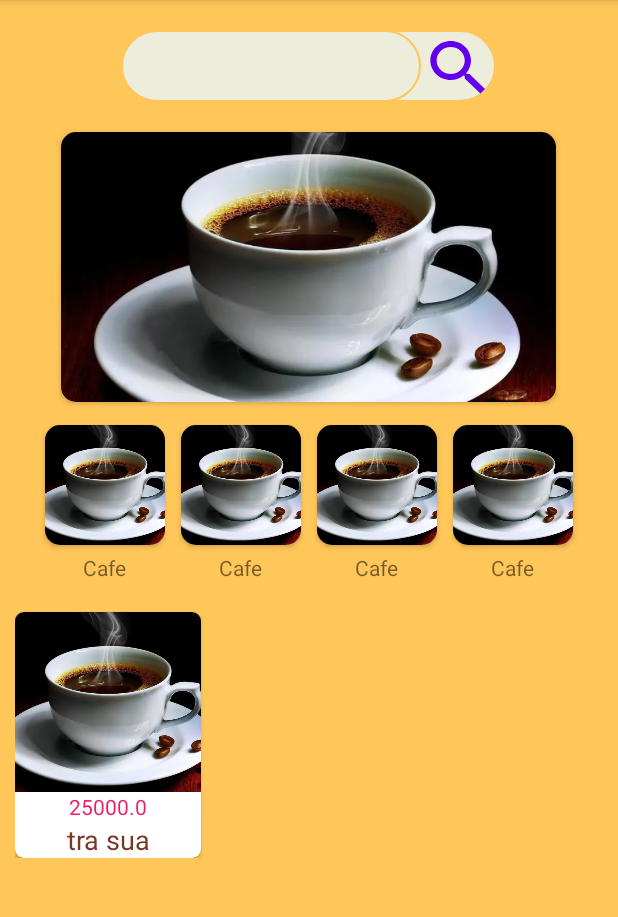
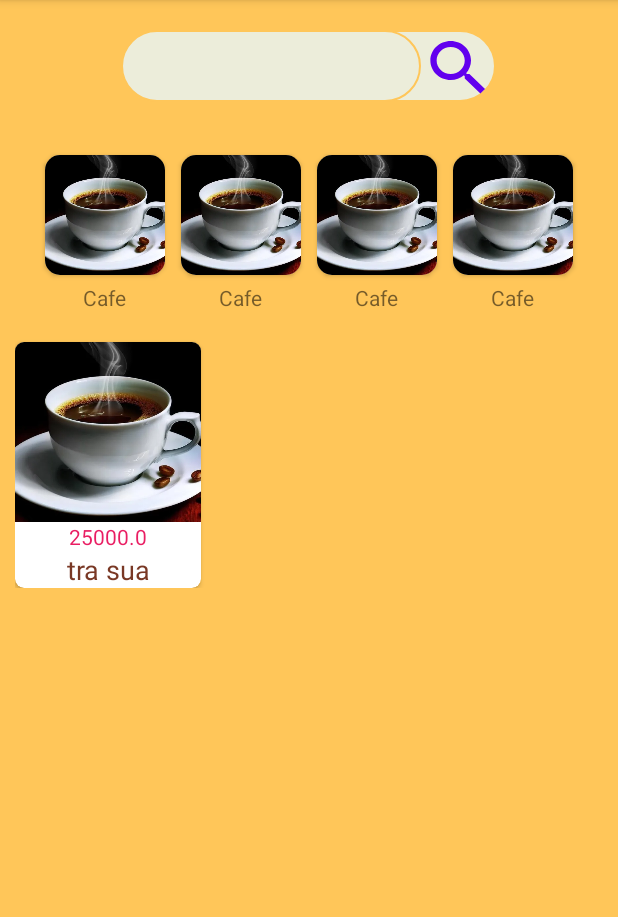
Before and after one commit to thanh166/LTDD_KTCK, an Android app: the Home screen opened directly, with no data from a screen before it, on a phone screen of 412 x 824 dp, the part 84-1001 px from its top. Run offline under Robolectric (Android 15) with nearby library versions, the phone set to English and light mode, and no system bars.

Commit message:
order product

```diff
--- a/Desktop/DrinkAndCake/app/src/main/java/com/example/drinkandcake/CategoryAdapter.java
+++ b/Desktop/DrinkAndCake/app/src/main/java/com/example/drinkandcake/CategoryAdapter.java
@@ -40,6 +40,7 @@ public class CategoryAdapter extends RecyclerView.Adapter<CategoryAdapter.Catego
         }
         holder.textViewPrice.setText(product.getPrice()+"");
         holder.textViewName.setText(product.getName());
+        holder.imageView.setImageResource(product.getImage());
         final int[] i = {Integer.parseInt(holder.quantity.getText().toString())};
 
         holder.cong.setOnClickListener(new View.OnClickListener() {
@@ -65,12 +66,9 @@ public class CategoryAdapter extends RecyclerView.Adapter<CategoryAdapter.Catego
         holder.addCart.setOnClickListener(new View.OnClickListener() {
             @Override
             public void onClick(View view) {
-                iClickItemProductListener.onClickCart(product);
+                iClickItemProductListener.onClickCart(product,Integer.parseInt(holder.quantity.getText().toString()));
             }
         });
-
-
-
     }
 
     @Override
--- a/Desktop/DrinkAndCake/app/src/main/java/com/example/drinkandcake/FoodAdapter.java
+++ b/Desktop/DrinkAndCake/app/src/main/java/com/example/drinkandcake/FoodAdapter.java
@@ -40,6 +40,7 @@ public class FoodAdapter extends RecyclerView.Adapter<FoodAdapter.FoodViewHolder
         }
         holder.textViewPrice.setText(product.getPrice()+"");
         holder.textViewName.setText(product.getName());
+        holder.imageView.setImageResource(product.getImage());
 
         holder.cardView.setOnClickListener(new View.OnClickListener() {
             @Override
--- a/Desktop/DrinkAndCake/app/src/main/java/com/example/drinkandcake/Home.java
+++ b/Desktop/DrinkAndCake/app/src/main/java/com/example/drinkandcake/Home.java
@@ -49,7 +49,7 @@ public class Home extends AppCompatActivity {
             public void onClickBuy(Product product) {
             }
             @Override
-            public void onClickCart(Product product) {
+            public void onClickCart(Product product, int quantity) {
             }
         });
         recyclerView.setAdapter(adapter);
@@ -75,7 +75,7 @@ public class Home extends AppCompatActivity {
     }
     private void inserP(){
         ProductDao productDao = new ProductDao(this);
-        Product product = new Product("25","tra sua",25000);
+        Product product = new Product("tra sua",25000,R.drawable.cafe);
         productDao.insert(product);
     }
 
--- a/Desktop/DrinkAndCake/app/src/main/java/com/example/drinkandcake/XacNhanDonHang.java
+++ b/Desktop/DrinkAndCake/app/src/main/java/com/example/drinkandcake/XacNhanDonHang.java
@@ -16,8 +16,8 @@ public class XacNhanDonHang extends AppCompatActivity {
         setContentView(R.layout.activity_xac_nhan_don_hang);
 
         Intent intent = getIntent();
-        Bundle bundle = intent.getBundleExtra("order");
-        Product product = (Product) bundle.getSerializable("productOrder");
+        Bundle bundle = intent.getBundleExtra("Buy");
+        Product product = (Product) bundle.getSerializable("productId");
 
         Toast.makeText(this, product.getName(), Toast.LENGTH_SHORT).show();
     }
--- a/Desktop/DrinkAndCake/app/src/main/java/com/example/drinkandcake/model/Product.java
+++ b/Desktop/DrinkAndCake/app/src/main/java/com/example/drinkandcake/model/Product.java
@@ -16,10 +16,10 @@ public class Product implements Serializable {
         this.price = price;
         this.image = image;
     }
-    public Product(String id, String name, float price) {
-        this.id = id;
+    public Product(String name, float price, int image) {
         this.name = name;
         this.price = price;
+        this.image = image;
     }
 
     public String getId() {
--- a/Desktop/DrinkAndCake/app/src/main/java/com/example/drinkandcake/my_interface/IClickItemProductListener.java
+++ b/Desktop/DrinkAndCake/app/src/main/java/com/example/drinkandcake/my_interface/IClickItemProductListener.java
@@ -5,5 +5,5 @@ import com.example.drinkandcake.model.Product;
 public interface IClickItemProductListener {
     void onClickItemProduct(Product product);
     void onClickBuy(Product product);
-    void onClickCart(Product product);
+    void onClickCart(Product product, int quantity);
 }
--- a/Desktop/DrinkAndCake/app/src/main/java/com/example/drinkandcake/sqlite/AccountDao.java
+++ b/Desktop/DrinkAndCake/app/src/main/java/com/example/drinkandcake/sqlite/AccountDao.java
@@ -41,7 +41,7 @@ public class AccountDao {
 
     public long insert(Account account){
         ContentValues contentValues = new ContentValues();
-        contentValues.put("id",account.getId());
+        //contentValues.put("id",account.getId());
         contentValues.put("name",account.getName());
         contentValues.put("password",account.getPassword());
         contentValues.put("role",account.getRole());
--- a/Desktop/DrinkAndCake/app/src/main/java/com/example/drinkandcake/sqlite/DBHelper.java
+++ b/Desktop/DrinkAndCake/app/src/main/java/com/example/drinkandcake/sqlite/DBHelper.java
@@ -9,7 +9,7 @@ import androidx.annotation.Nullable;
 
 public class DBHelper extends SQLiteOpenHelper {
     public static final String DB_NAME = "DrinkAndCake";
-    public static final int DB_VERSION = 7;
+    public static final int DB_VERSION = 10;
 
     public DBHelper(@Nullable Context context) {
         super(context, DB_NAME, null, DB_VERSION);
@@ -17,19 +17,22 @@ public class DBHelper extends SQLiteOpenHelper {
 
     @Override
     public void onCreate(SQLiteDatabase sqLiteDatabase) {
-        String sql = "CREATE TABLE product(id integer primary key,name text not null, price real not null,int image );";
+        String sql = "CREATE TABLE product(id integer primary key,name text not null, price real not null,image text );";
         String sqlAcc = "CREATE TABLE account(id integer primary key,name text not null,password text not null, role text not null) ";
+        String sqlCart = "CREATE TABLE cart(id integer primary key,idP integer not null,idUser integer not null, quantity integer not null) ";
         sqLiteDatabase.execSQL(sql);
+        sqLiteDatabase.execSQL(sqlCart);
         sqLiteDatabase.execSQL(sqlAcc);
-
     }
 
     @Override
     public void onUpgrade(SQLiteDatabase sqLiteDatabase, int i, int i1) {
         String sql ="DROP TABLE IF EXISTS product;";
         String sqlAccount ="DROP TABLE IF EXISTS account;";
+        String sqlCart ="DROP TABLE IF EXISTS cart;";
         sqLiteDatabase.execSQL(sql);
         sqLiteDatabase.execSQL(sqlAccount);
+        sqLiteDatabase.execSQL(sqlCart);
         onCreate(sqLiteDatabase);
     }
 
--- a/Desktop/DrinkAndCake/app/src/main/java/com/example/drinkandcake/sqlite/ProductDao.java
+++ b/Desktop/DrinkAndCake/app/src/main/java/com/example/drinkandcake/sqlite/ProductDao.java
@@ -28,6 +28,7 @@ public class ProductDao {
             product.setId(cursor.getString(cursor.getColumnIndex("id")));
             product.setName(cursor.getString(cursor.getColumnIndex("name")));
             product.setPrice(cursor.getFloat(cursor.getColumnIndex("price")));
+            product.setImage(cursor.getInt(cursor.getColumnIndex("image")));
 
             list.add(product);
         }
@@ -50,6 +51,7 @@ public class ProductDao {
         contentValues.put("id",product.getId());
         contentValues.put("name",product.getName());
         contentValues.put("price",product.getPrice());
+        contentValues.put("image",product.getImage());
         return sqLiteDatabase.insert("product",null,contentValues);
     }
 
--- a/Desktop/DrinkAndCake/app/src/main/res/layout/activity_home.xml
+++ b/Desktop/DrinkAndCake/app/src/main/res/layout/activity_home.xml
@@ -37,20 +37,6 @@
                     android:background="@drawable/ic_baseline_search_24" />
             </LinearLayout>
         </LinearLayout>
-
-        <androidx.cardview.widget.CardView
-            android:layout_width="wrap_content"
-            android:layout_height="wrap_content"
-            android:layout_gravity="center"
-            app:cardCornerRadius="10dp">
-
-            <ImageView
-                android:layout_width="330dp"
-                android:layout_height="180dp"
-                android:scaleType="centerCrop"
-                android:src="@drawable/cafe" />
-        </androidx.cardview.widget.CardView>
-
         <LinearLayout
             android:layout_width="match_parent"
             android:layout_height="wrap_content"
--- a/Desktop/DrinkAndCake/app/src/main/res/layout/activity_main.xml
+++ b/Desktop/DrinkAndCake/app/src/main/res/layout/activity_main.xml
@@ -29,6 +29,7 @@
             android:layout_height="55dp"
             android:background="@drawable/radius"
             android:textSize="20dp"
+            android:text="tt"
             android:hint="Nhập email"
             android:paddingLeft="15dp"
             android:layout_marginLeft="50dp"
@@ -51,6 +52,7 @@
             android:background="@drawable/radius"
             android:textSize="20dp"
             android:paddingLeft="15dp"
+            android:text="tt"
             android:hint="Nhập password"
             android:layout_marginLeft="50dp"
             android:layout_marginRight="50dp"
```
Also changed, not shown: Desktop/DrinkAndCake/app/src/main/java/com/example/drinkandcake/CategoryActivity.java (+12 -11 lines), Desktop/DrinkAndCake/app/src/main/java/com/example/drinkandcake/MainActivity.java (+18 -5 lines), Desktop/DrinkAndCake/app/src/main/java/com/example/drinkandcake/OderActivity.java (+61 -1 lines), Desktop/DrinkAndCake/app/src/main/java/com/example/drinkandcake/model/Cart.java (+5 -6 lines), Desktop/DrinkAndCake/app/src/main/java/com/example/drinkandcake/sqlite/CartDao.java (added, +71 -0 lines), Desktop/DrinkAndCake/app/src/main/res/layout/activity_category.xml (+2 -16 lines), Desktop/DrinkAndCake/app/src/main/res/layout/activity_oder.xml (+5 -4 lines).
